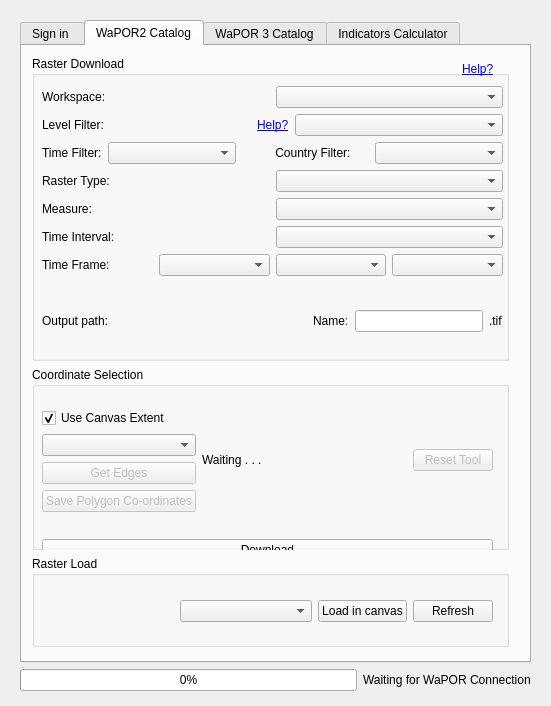
WAGIS/wap_plugin, file wap_plugin_dialog_base.ui: the form before one commit.
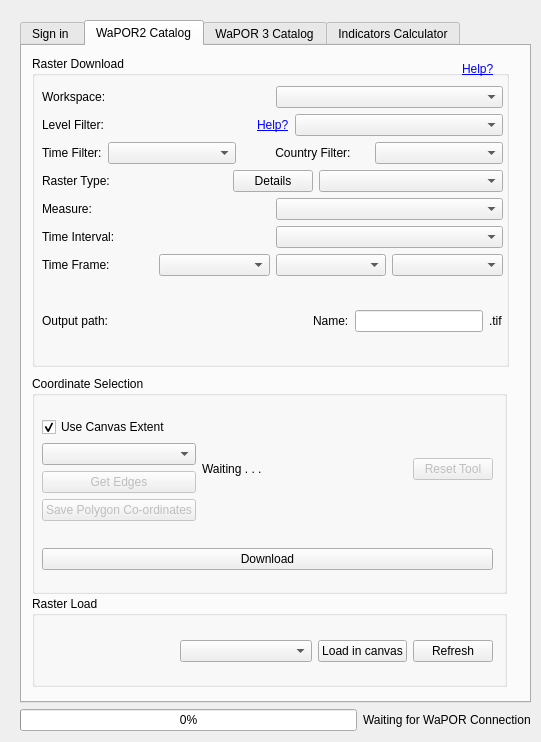
The form after the commit. The open tabs and pages were chosen to show the change. Custom widgets are drawn as their Qt base class.

```diff
--- a/wap_plugin_dialog_base.ui
+++ b/wap_plugin_dialog_base.ui
@@ -6,8 +6,8 @@
    <rect>
     <x>0</x>
     <y>0</y>
-    <width>551</width>
-    <height>706</height>
+    <width>541</width>
+    <height>742</height>
    </rect>
   </property>
   <property name="windowTitle">
@@ -19,7 +19,7 @@
      <x>20</x>
      <y>20</y>
      <width>511</width>
-     <height>671</height>
+     <height>711</height>
     </rect>
    </property>
    <layout class="QVBoxLayout" name="tabWindowsLayout">
@@ -207,10 +207,10 @@
           <x>10</x>
           <y>10</y>
           <width>477</width>
-          <height>591</height>
+          <height>311</height>
          </rect>
         </property>
-        <layout class="QVBoxLayout" name="allBoxLayput" stretch="10,6,3">
+        <layout class="QVBoxLayout" name="allBoxLayput" stretch="0">
          <item>
           <widget class="QGroupBox" name="rasterSelectionBox">
            <property name="title">
@@ -304,7 +304,7 @@
               </layout>
              </item>
              <item>
-              <layout class="QHBoxLayout" name="horizontalLayout_2">
+              <layout class="QHBoxLayout" name="horizontalLayout_2" stretch="7,1,7">
                <item>
                 <widget class="QLabel" name="cubeLabel">
                  <property name="text">
@@ -312,6 +312,13 @@
                  </property>
                 </widget>
                </item>
+               <item>
+                <widget class="QPushButton" name="DetailsButton">
+                 <property name="text">
+                  <string>Details</string>
+                 </property>
+                </widget>
+               </item>
                <item>
                 <widget class="QComboBox" name="cubeComboBox"/>
                </item>
@@ -432,8 +439,72 @@
            </widget>
           </widget>
          </item>
+        </layout>
+       </widget>
+       <widget class="QGroupBox" name="rasterLoadBox">
+        <property name="geometry">
+         <rect>
+          <x>10</x>
+          <y>550</y>
+          <width>475</width>
+          <height>91</height>
+         </rect>
+        </property>
+        <property name="title">
+         <string>Raster Load</string>
+        </property>
+        <widget class="QWidget" name="layoutWidget_5">
+         <property name="geometry">
+          <rect>
+           <x>10</x>
+           <y>30</y>
+           <width>451</width>
+           <height>51</height>
+          </rect>
+         </property>
+         <layout class="QHBoxLayout" name="horizontalLayout_14" stretch="4,4,2,1">
          <item>
+           <widget class="QgsFileWidget" name="rasterFolderExplorer">
+            <property name="autoFillBackground">
+             <bool>false</bool>
+            </property>
+            <property name="filter">
+             <string/>
+            </property>
+            <property name="storageMode">
+             <enum>QgsFileWidget::GetDirectory</enum>
+            </property>
+           </widget>
+          </item>
+          <item>
+           <widget class="QComboBox" name="rasterMemoryComboBox"/>
+          </item>
+          <item>
+           <widget class="QPushButton" name="loadRasterButton">
+            <property name="text">
+             <string>Load in canvas</string>
+            </property>
+           </widget>
+          </item>
+          <item>
+           <widget class="QPushButton" name="RasterRefreshButton">
+            <property name="text">
+             <string>Refresh</string>
+            </property>
+           </widget>
+          </item>
+         </layout>
+        </widget>
+       </widget>
           <widget class="QGroupBox" name="coordinateSelectionBox">
+        <property name="geometry">
+         <rect>
+          <x>10</x>
+          <y>330</y>
+          <width>475</width>
+          <height>218</height>
+         </rect>
+        </property>
            <property name="title">
             <string>Coordinate Selection</string>
            </property>
@@ -517,58 +588,6 @@
              </item>
             </layout>
            </widget>
-          </widget>
-         </item>
-         <item>
-          <widget class="QGroupBox" name="rasterLoadBox">
-           <property name="title">
-            <string>Raster Load</string>
-           </property>
-           <widget class="QWidget" name="layoutWidget_5">
-            <property name="geometry">
-             <rect>
-              <x>10</x>
-              <y>30</y>
-              <width>451</width>
-              <height>51</height>
-             </rect>
-            </property>
-            <layout class="QHBoxLayout" name="horizontalLayout_14" stretch="4,4,2,1">
-             <item>
-              <widget class="QgsFileWidget" name="rasterFolderExplorer">
-               <property name="autoFillBackground">
-                <bool>false</bool>
-               </property>
-               <property name="filter">
-                <string/>
-               </property>
-               <property name="storageMode">
-                <enum>QgsFileWidget::GetDirectory</enum>
-               </property>
-              </widget>
-             </item>
-             <item>
-              <widget class="QComboBox" name="rasterMemoryComboBox"/>
-             </item>
-             <item>
-              <widget class="QPushButton" name="loadRasterButton">
-               <property name="text">
-                <string>Load in canvas</string>
-               </property>
-              </widget>
-             </item>
-             <item>
-              <widget class="QPushButton" name="RasterRefreshButton">
-               <property name="text">
-                <string>Refresh</string>
-               </property>
-              </widget>
-             </item>
-            </layout>
-           </widget>
-          </widget>
-         </item>
-        </layout>
        </widget>
       </widget>
       <widget class="QWidget" name="tab">
```
Lines whose indentation alone changed are shown as unchanged.
